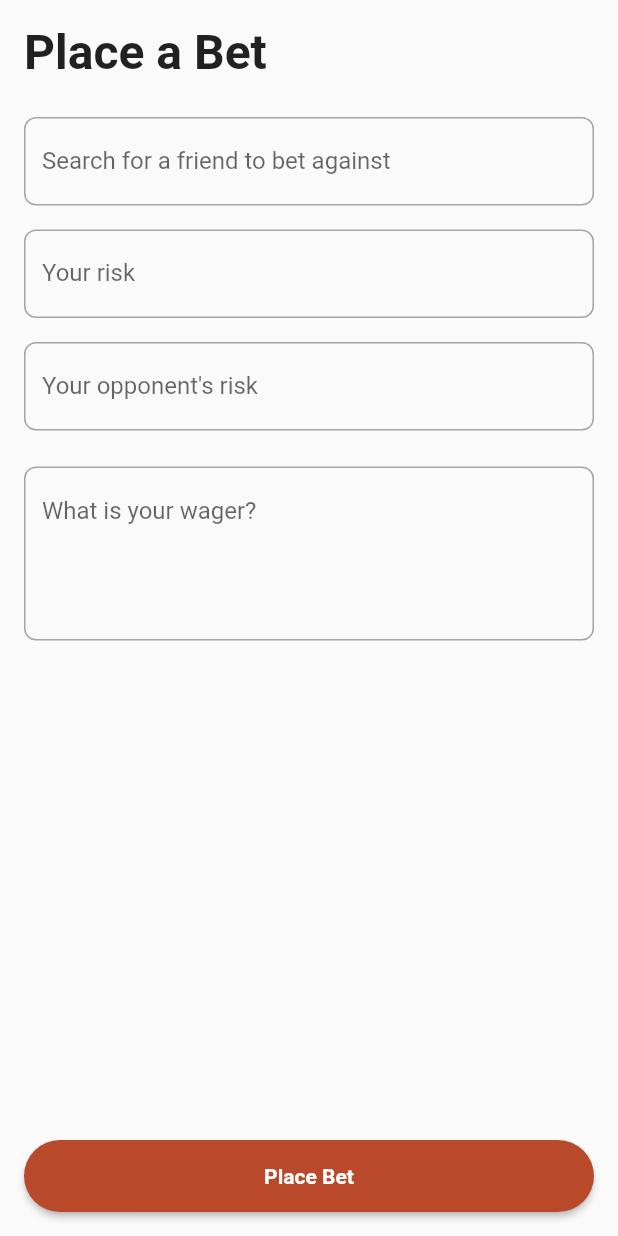
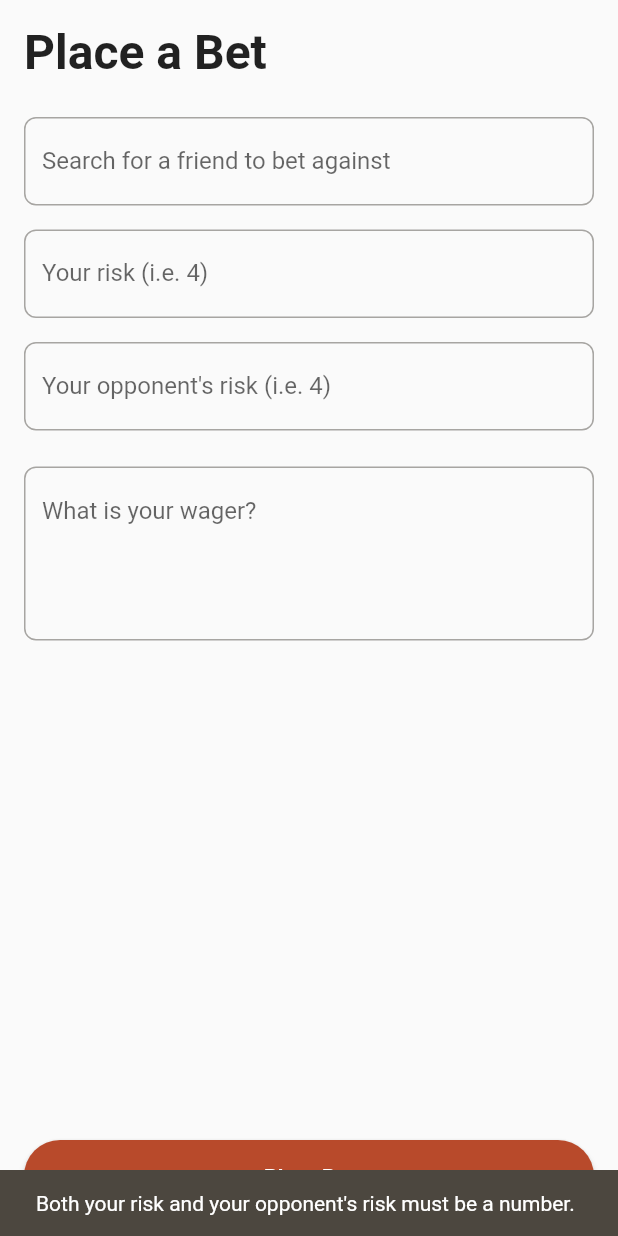
Before and after one commit to tdschmidt/Odds, a Flutter app: the BetPage screen opened directly, after a tap on "Place Bet", on a phone screen of 412 x 824 dp. Run offline on Flutter 3.47's test engine with Material 2 defaults, Android fonts, the phone set to English and light mode, and no system bars; our stand-ins replace cloud_firestore, firebase_auth, firebase_core, firebase_storage, google_sign_in, toggle_switch; accounts and stored records are empty.

Commit message:
Number error handling on wager page

```diff
--- a/odds3/lib/pages/bet_page.dart
+++ b/odds3/lib/pages/bet_page.dart
@@ -52,6 +52,11 @@ class _BetPageState extends State<BetPage> {
     print(betId);
 
 
+    var numCheck1 = num.tryParse(yourBet);
+    var numCheck2 = num.tryParse(theirBet);
+
+    if (numCheck1 != null && numCheck2 != null) {
+
       Bet newBet = Bet(
         id: betId,
         bettorId: bettor?['userId'],
@@ -77,6 +82,14 @@ class _BetPageState extends State<BetPage> {
       }
       else{
         state.makeBet(newBet);
+      }
+    }
+    else {
+      final snackBar = SnackBar(
+                              content: const Text(
+                                  'Both your risk and your opponent\'s risk must be a number.'),
+                            );
+                            ScaffoldMessenger.of(context).showSnackBar(snackBar);
     }
 
     _friendController.clear();
@@ -117,7 +130,7 @@ class _BetPageState extends State<BetPage> {
               TextFormField(
                 controller: _yourRiskController,
                 decoration: InputDecoration(
-                  labelText: 'Your risk',
+                  labelText: 'Your risk (i.e. 4)',
                   border: OutlineInputBorder(
                     borderRadius: BorderRadius.circular(8.0),
                   ),
@@ -127,7 +140,7 @@ class _BetPageState extends State<BetPage> {
               TextFormField(
                 controller: _theirRiskController,
                 decoration: InputDecoration(
-                  labelText: 'Your opponent\'s risk',
+                  labelText: 'Your opponent\'s risk (i.e. 4)',
                   border: OutlineInputBorder(
                     borderRadius: BorderRadius.circular(8.0),
                   ),
```
Lines whose indentation alone changed are shown as unchanged.
